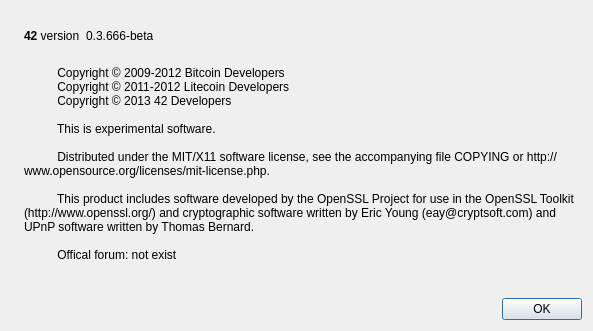
The window that src/qt/forms/aboutdialog.ui (jley81/42OLD) describes before a commit, drawn with Qt 5.
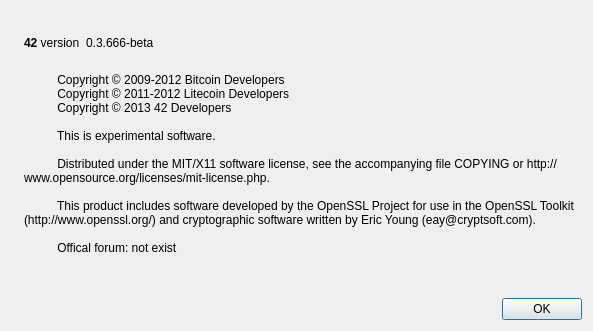
The same window after the commit. Icons and pictures are not drawn.

```diff
--- a/src/qt/forms/aboutdialog.ui
+++ b/src/qt/forms/aboutdialog.ui
@@ -103,7 +103,7 @@
 
           Distributed under the MIT/X11 software license, see the accompanying file COPYING or http://www.opensource.org/licenses/mit-license.php.
 
-          This product includes software developed by the OpenSSL Project for use in the OpenSSL Toolkit (http://www.openssl.org/) and cryptographic software written by Eric Young (eay@cryptsoft.com) and UPnP software written by Thomas Bernard.
+          This product includes software developed by the OpenSSL Project for use in the OpenSSL Toolkit (http://www.openssl.org/) and cryptographic software written by Eric Young (eay@cryptsoft.com).
 
           Offical forum: not exist
         </string>
```
